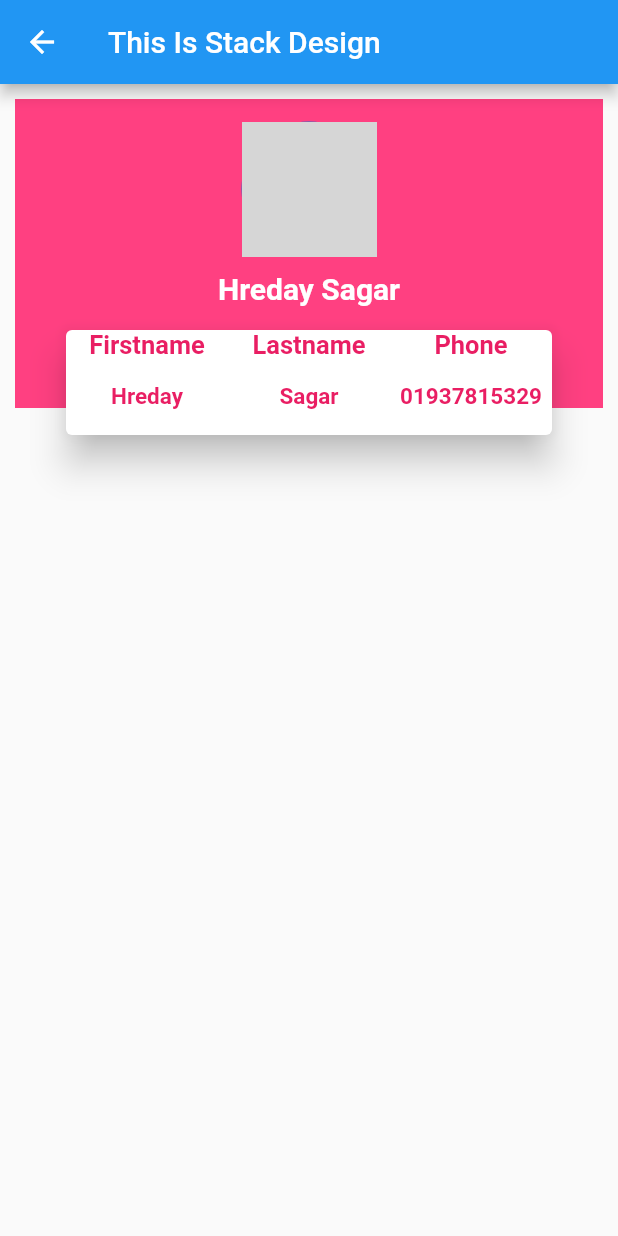
After one commit to HredayTheDev/Expanded-Widget-Advanced-Design, a Flutter app: the screen it shows after launch, after a tap on "Stack Widget Design", on a phone screen of 412 x 824 dp. The commit adds this screen. Run offline on Flutter 3.47's test engine with Material 2 defaults, Android fonts, the phone set to English and light mode, and no system bars; network calls fail; grey boxes are pictures that could not be loaded.

Commit message:
working with stack widget

```diff
--- a/lib/main.dart
+++ b/lib/main.dart
@@ -1,5 +1,6 @@
 import 'package:app_bar/another_deign.dart';
 import 'package:app_bar/advanced_design.dart';
+import 'package:app_bar/stack_design.dart';
 import 'package:app_bar/very_good_ui.dart';
 import 'package:flutter/material.dart';
 
@@ -91,7 +92,7 @@ class MyApp extends StatelessWidget {
                       ],
                     ))),
             Expanded(
-                flex: 5,
+                flex: 4,
                 child: Padding(
                   padding: const EdgeInsets.all(8.0),
                   child: Container(
@@ -116,10 +117,24 @@ class MyApp extends StatelessWidget {
                   ),
                 )),
             Expanded(
-                flex: 1,
+                flex: 2,
                 child: Padding(
                   padding: const EdgeInsets.all(8.0),
                   child: Container(
+
+                     child: RaisedButton(
+                      onPressed: () {
+                        print("Hi");
+                        Navigator.push(
+                            context,
+                            MaterialPageRoute(
+                                builder: (context) => const StackDesign()));
+                      },
+                      child: const Text(
+                        "Stack Widget Design",
+                        style: TextStyle(color: Colors.black, fontSize: 20),
+                      ),
+                    ),
                     alignment: Alignment.center,
                     decoration: BoxDecoration(
                       borderRadius: BorderRadius.circular(25),
--- /dev/null
+++ b/lib/stack_design.dart
@@ -0,0 +1,123 @@
+import 'package:flutter/material.dart';
+
+class StackDesign extends StatelessWidget {
+  const StackDesign({Key? key}) : super(key: key);
+
+  @override
+  Widget build(BuildContext context) {
+    return Scaffold(
+      appBar: AppBar(
+        title: const Text("This Is Stack Design"),
+      ),
+      body: Stack(
+          clipBehavior: Clip.none,
+        children: [
+          Container(
+            margin: const EdgeInsets.only(left: 10,right: 10,top: 10),
+            height: MediaQuery.of(context).size.height*0.25,
+            width: MediaQuery.of(context).size.width,
+            child: Padding(
+              padding: const EdgeInsets.all(15.0),
+              child: Column(
+                children: const [
+                  CircleAvatar(
+                    radius: 45,
+                    backgroundImage: NetworkImage(
+                        "https://lh3.googleusercontent.com/7cSPE3luVsMKRrpuWZe_h6Eg0x1sHkKHH6Pj5vn3V3Y41fxjwoBjnAIAYn2_vgMDRy8"),
+                  ),
+                  SizedBox(
+                    height: 10,
+                  ),
+                  Text(
+                    "Hreday Sagar",
+                    style: TextStyle(
+                        fontSize: 20,
+                        fontWeight: FontWeight.bold,
+                        color: Colors.white),
+                  )
+                ],
+              ),
+            ),
+            alignment: Alignment.center,
+            color: Colors.pinkAccent,
+          ),
+          Positioned(
+            top: 160,
+            left: 40,
+            right: 40,
+
+
+
+            // bottom: 200,
+            child: Card(
+              elevation: 10,
+              child: Container(
+                height: 70,
+                width: 220,
+                alignment: Alignment.center,
+                child: Row(
+                  children: [
+                    Expanded(
+                        flex: 2,
+                        child: Column(
+                          children: const [
+                            Expanded(
+                              flex: 1,
+                              child: Text(
+
+
+                                "Firstname",style: TextStyle(color: Colors.pink,fontSize: 17,fontWeight: FontWeight.bold),textAlign: TextAlign.center,),
+                            ),
+                            Expanded(
+                              flex: 1,
+                              child: Text("Hreday",style: TextStyle(color: Colors.pink,fontSize: 15,fontWeight: FontWeight.bold),textAlign: TextAlign.center,),
+                            ),
+
+                          ],
+                        )),
+
+                         Expanded(
+                        flex: 2,
+                        child: Column(
+                          children: const [
+                            Expanded(
+                              flex: 1,
+                              child: Text("Lastname",style: TextStyle(color: Colors.pink,fontSize: 17,fontWeight: FontWeight.bold),textAlign: TextAlign.center,),
+                            ),
+                            Expanded(
+                              flex: 1,
+                              child: Text("Sagar",style: TextStyle(color: Colors.pink,fontSize: 15,fontWeight: FontWeight.bold),textAlign: TextAlign.center,),
+                            ),
+
+                          ],
+                        )),
+
+                         Expanded(
+                        flex: 2,
+                        child: Column(
+                          children: const [
+                            Expanded(
+                              flex: 1,
+                              child: Text("Phone",style: TextStyle(color: Colors.pink,fontSize: 17,fontWeight: FontWeight.bold),textAlign: TextAlign.center,),
+                            ),
+                            Expanded(
+                              flex: 1,
+                              child: Text("01937815329",style: TextStyle(color: Colors.pink,fontSize: 15,fontWeight: FontWeight.bold),textAlign: TextAlign.center,),),
+
+
+                          ],
+                        ))
+                  ],
+                ),
+
+                decoration: const BoxDecoration(
+                    color: Colors.white,
+                    borderRadius: BorderRadius.all(Radius.circular(15))),
+              ),
+            ),
+          )
+        ],
+      ),
+    );
+  }
+}
```
